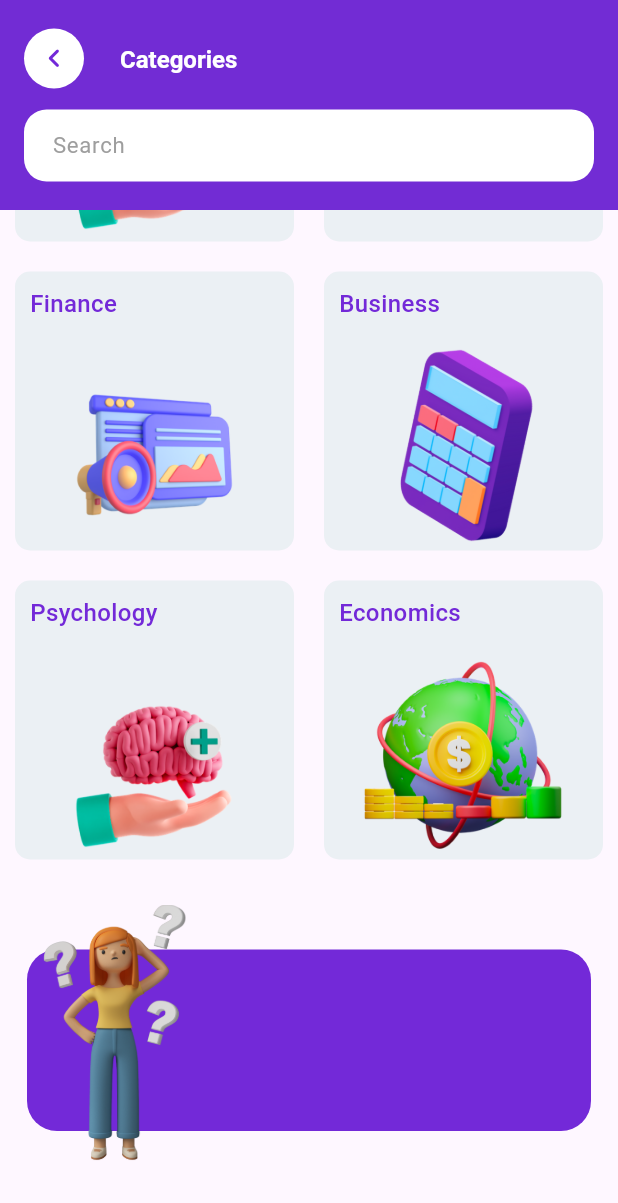
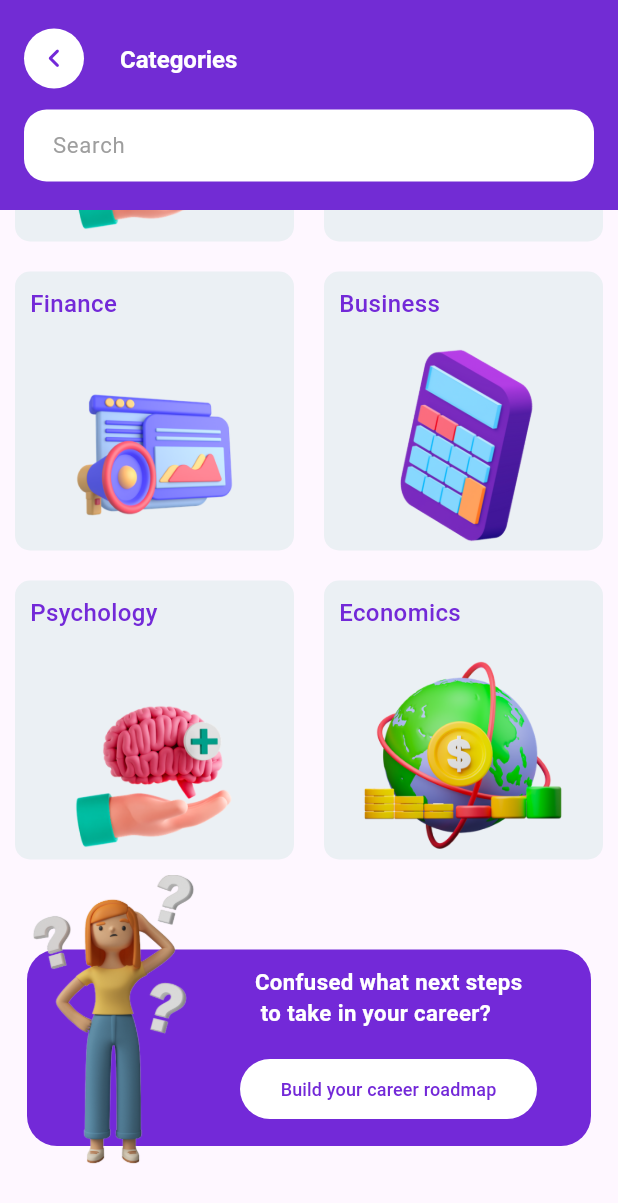
Before and after one commit to Niranjan-Dorage/ostello_task, a Flutter app: the Categories screen opened by its route, scrolled down 381 dp, on a phone screen of 412 x 824 dp. Shown: the top 1203 px of the screen. Run offline on Flutter 3.47's test engine with Material 3 defaults, Android fonts, the light colour scheme and no system bars; Roboto replaces fonts that are missing (Appfont-Medium).

Commit message:
minor changes

```diff
--- a/lib/screens/categories/categories.dart
+++ b/lib/screens/categories/categories.dart
@@ -6,7 +6,7 @@ import '../../theme/app_color.dart';
 import '../../theme/app_font.dart';
 
 class Categories extends StatelessWidget {
-  const Categories({Key? key});
+  const Categories({super.key});
 
   @override
   Widget build(BuildContext context) {
@@ -89,7 +89,7 @@ class Categories extends StatelessWidget {
           children: [
             GridView.builder(
               shrinkWrap: true,
-              physics: NeverScrollableScrollPhysics(),
+              physics: const NeverScrollableScrollPhysics(),
               gridDelegate: const SliverGridDelegateWithFixedCrossAxisCount(
                 crossAxisCount: 2,
               ),
@@ -105,23 +105,58 @@ class Categories extends StatelessWidget {
                   margin:
                       const EdgeInsets.symmetric(horizontal: 18, vertical: 50),
                   width: double.infinity,
-                  height: 121,
+                  height: 131,
                   decoration: BoxDecoration(
                       color: AppColorScheme().primaryColor,
                       borderRadius: BorderRadius.circular(20)),
                 ),
                 Row(
                   children: [
-                    Container(
-                      margin: EdgeInsets.only(top: 20),
-                      width: 164,
+                    SizedBox(
+                      width: 160,
                       child: Image(image: AssetImage(AssetName.girl)),
-                    )
+                    ),
+                    Column(
+                      children: [
+                        Container(
+                          margin: const EdgeInsets.only(top: 35, bottom: 16),
+                          child: Text(
+                            "Confused what next steps\n to take in your career?",
+                            style: FontThemeClass().medium(context,
+                                color: AppColorScheme().whiteColor,
+                                fontWeight: FontWeight.w600),
+                          ),
+                        ),
+                        ElevatedButton(
+                            style: ElevatedButton.styleFrom(
+                              backgroundColor: AppColorScheme().whiteColor,
+                              elevation: 0,
+                              padding: const EdgeInsets.all(0),
+                              foregroundColor: AppColorScheme().primaryColor,
+                              shape: RoundedRectangleBorder(
+                                borderRadius: BorderRadius.circular(
+                                    300), // Rounded corners
+                              ),
+                            ),
+                            onPressed: () {
+                              Navigator.pushNamed(context, "/categories");
+                            },
+                            child: const Center(
+                                child: SizedBox(
+                                    width: 198,
+                                    height: 30,
+                                    child: Center(
+                                        child: Text(
+                                      "Build your career roadmap",
+                                      style: TextStyle(fontSize: 12),
+                                    ))))),
+                      ],
+                    ),
                   ],
                 )
               ],
             ),
-            SizedBox(
+            const SizedBox(
               height: 20,
             ),
           ],
```
Also changed, not shown: assets/images/girl.png.
